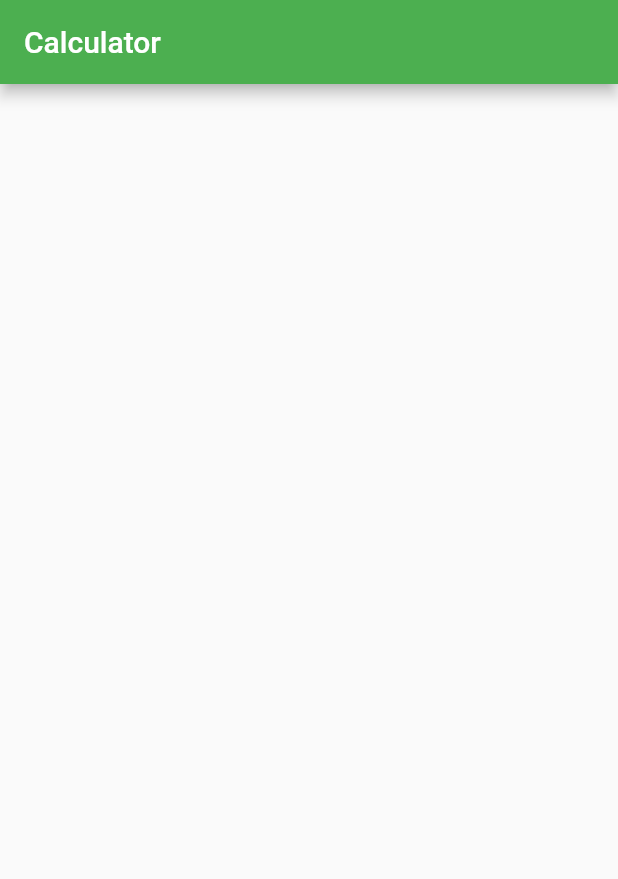
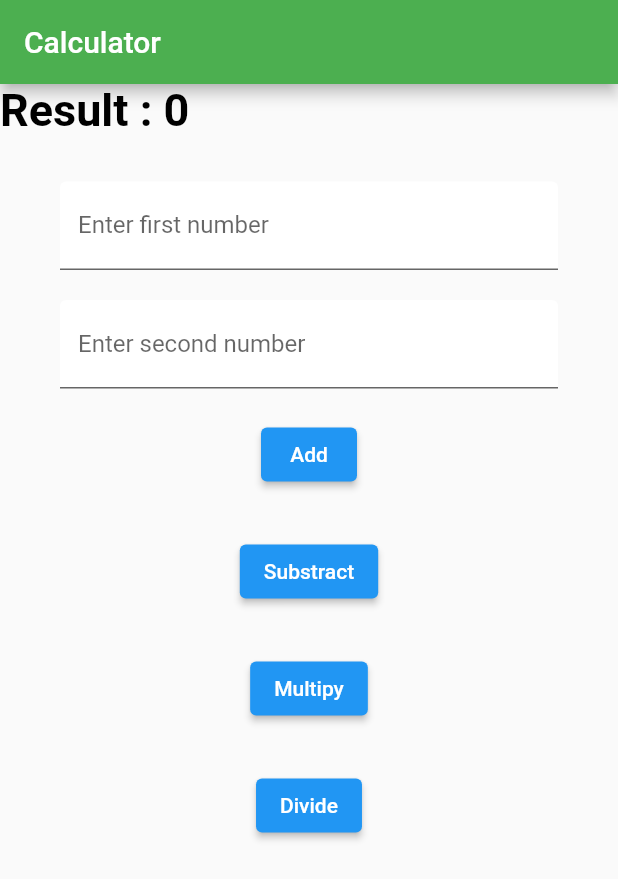
Before and after one commit to Andika025/flutter-andika-ferdiansyah-fundamental, a Flutter app: the screen it shows after launch, on a phone screen of 412 x 824 dp. Shown: the top 879 px of the screen. Run offline on Flutter 3.47's test engine with Material 2 defaults, Android fonts, the light colour scheme and no system bars.

Commit message:
mini project 2

```diff
--- a/lib/main.dart
+++ b/lib/main.dart
@@ -12,14 +12,74 @@ class MyApp extends StatefulWidget {
 }
 
 class _MyAppState extends State<MyApp> {
+  TextEditingController controller1 = TextEditingController();
+  TextEditingController controller2 = TextEditingController();
+
   @override
   Widget build(BuildContext context) {
     return MaterialApp(
-      home: Scaffold(
-          appBar: AppBar(
+        home: Scaffold(
+      appBar: AppBar(
         backgroundColor: Colors.green,
         title: Text('Calculator'),
-      )),
-    );
+      ),
+      body: Column(
+        children: [
+          Align(
+              alignment: Alignment.centerLeft,
+              child: Text('Result : 0',
+                  style: TextStyle(
+                      fontSize: 30,
+                      fontWeight: FontWeight.bold,
+                      color: Colors.black))),
+          SizedBox(
+            height: 30,
+          ),
+          Padding(
+              padding: EdgeInsets.fromLTRB(40, 0, 40, 0),
+              child: TextField(
+                controller: controller1,
+                decoration: InputDecoration(
+                    labelText: 'Enter first number',
+                    filled: true,
+                    fillColor: Colors.white),
+              )),
+          SizedBox(
+            height: 20,
+          ),
+          Padding(
+              padding: EdgeInsets.fromLTRB(40, 0, 40, 0),
+              child: TextField(
+                controller: controller2,
+                decoration: InputDecoration(
+                    labelText: 'Enter second number',
+                    filled: true,
+                    fillColor: Colors.white),
+              )),
+          SizedBox(
+            height: 20,
+          ),
+          Align(
+              alignment: Alignment.center,
+              child: Column(
+                children: [
+                  ElevatedButton(onPressed: () {}, child: Text('Add')),
+                  SizedBox(
+                    height: 30,
+                  ),
+                  ElevatedButton(onPressed: () {}, child: Text('Substract')),
+                  SizedBox(
+                    height: 30,
+                  ),
+                  ElevatedButton(onPressed: () {}, child: Text('Multipy')),
+                  SizedBox(
+                    height: 30,
+                  ),
+                  ElevatedButton(onPressed: () {}, child: Text('Divide'))
+                ],
+              ))
+        ],
+      ),
+    ));
   }
 }
```
